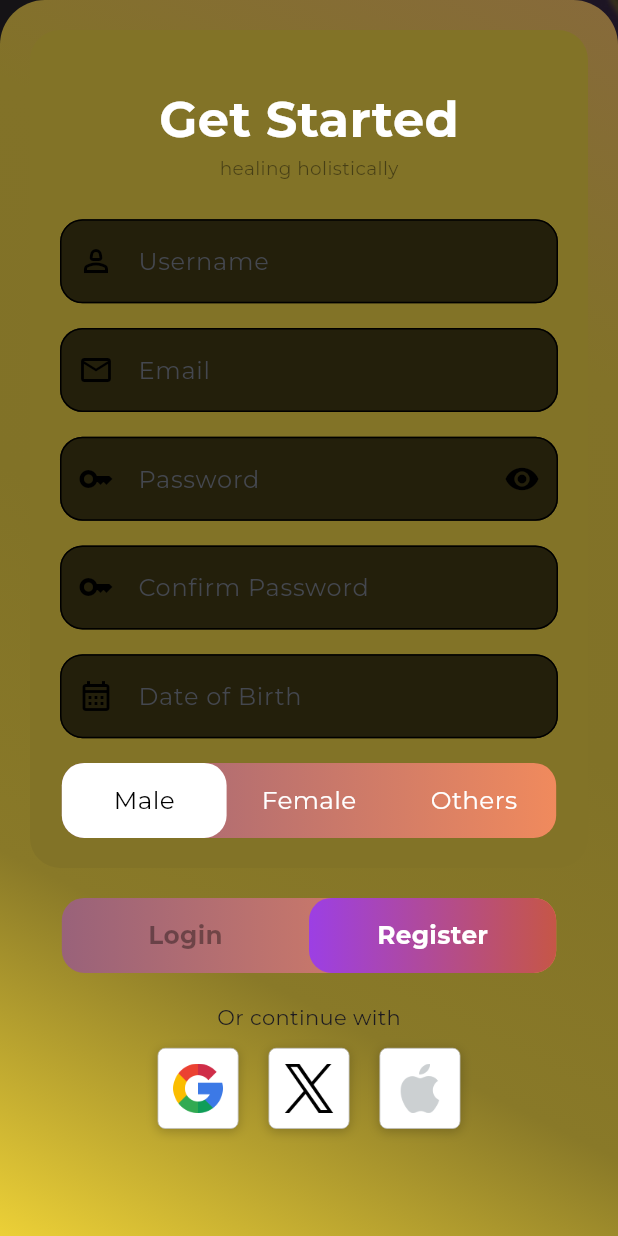
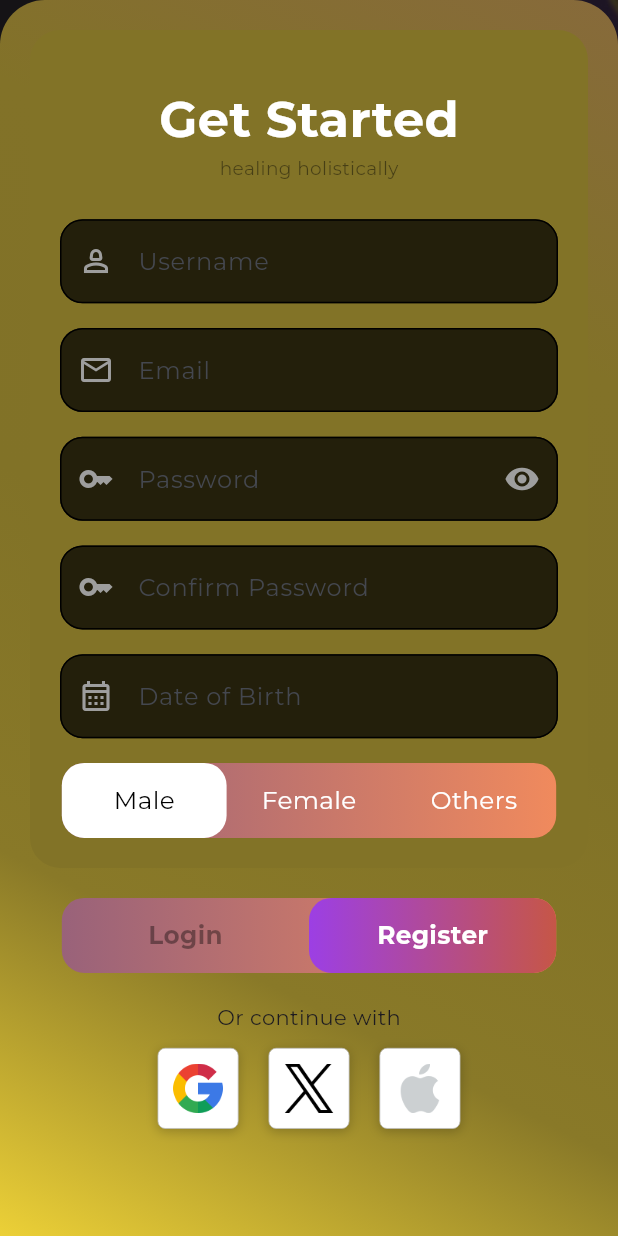
Before and after one commit to veerhegde/PsyGPT, a Flutter app: the AuthScreen screen opened by its route, after a tap on "Register", on a phone screen of 412 x 824 dp. Run offline on Flutter 3.47's test engine with Material 3 defaults, Android fonts, the phone set to English and light mode, and no system bars; our stand-ins replace flutter_secure_storage, flutter_svg, google_fonts, lottie, material_symbols_icons; missing offline and left inert: dotlottie_loader; accounts and stored records are empty; project files that could hold a hidden picture were left out.

Commit message:
[ui] made the responsive

```diff
--- a/psy_fe/mindq_ui/lib/widgets/TextBox.dart
+++ b/psy_fe/mindq_ui/lib/widgets/TextBox.dart
@@ -4,6 +4,7 @@ class CustomTextbox extends StatelessWidget {
   final Color fillColor;
   final String labelText;
   final Color borderColor;
+  final Color iconColor;
   final bool obscureText;
   final IconData? prefixIcon;
   final IconData? suffixIcon;
@@ -15,6 +16,7 @@ class CustomTextbox extends StatelessWidget {
     this.fillColor = Colors.white,
     required this.labelText,
     this.borderColor = Colors.black,
+    this.iconColor = Colors.grey,
     this.obscureText = false,
     this.prefixIcon,
     this.suffixIcon,
@@ -33,10 +35,10 @@ class CustomTextbox extends StatelessWidget {
           fillColor: fillColor,
           labelText: labelText,
           prefixIcon: prefixIcon != null
-              ? Icon(prefixIcon, color: borderColor)
+              ? Icon(prefixIcon, color: iconColor)
               : null,
           suffixIcon: suffixIcon != null
-              ? Icon(suffixIcon, color: borderColor)
+              ? Icon(suffixIcon, color: iconColor)
               : null,
           border: OutlineInputBorder(
             borderRadius: BorderRadius.circular(15),
```
